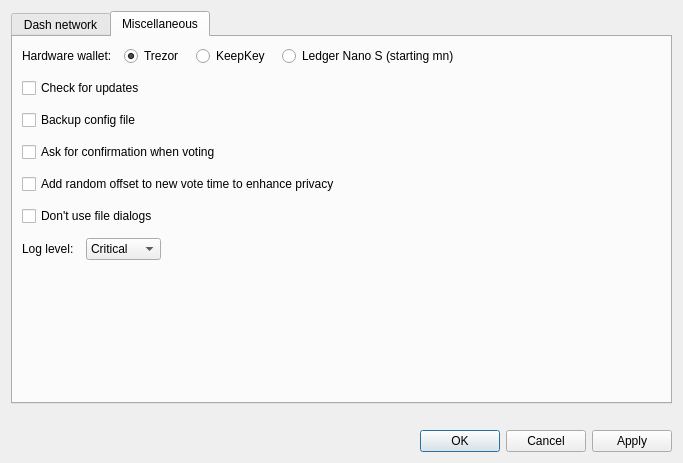
First picture: the form in src/ui/ui_config_dlg.ui, repository Bertrand256/dash-masternode-tool, before the edit.
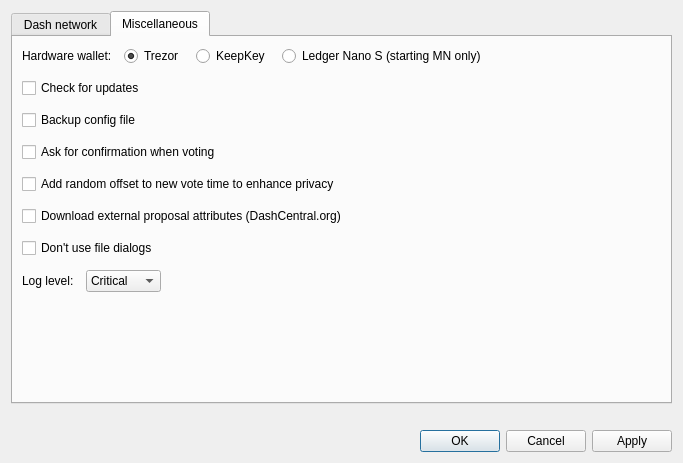
Second picture: the form after the edit. The open tabs and pages were chosen to show the change.

```diff
--- a/src/ui/ui_config_dlg.ui
+++ b/src/ui/ui_config_dlg.ui
@@ -328,7 +328,7 @@
          <item>
           <widget class="QRadioButton" name="chbHwLedgerNanoS">
            <property name="text">
-            <string>Ledger Nano S (starting mn)</string>
+            <string>Ledger Nano S (starting MN only)</string>
            </property>
           </widget>
          </item>
@@ -378,6 +378,13 @@
          </property>
         </widget>
        </item>
+       <item>
+        <widget class="QCheckBox" name="chbDownloadProposalExternalData">
+         <property name="text">
+          <string>Download external proposal attributes (DashCentral.org)</string>
+         </property>
+        </widget>
+       </item>
        <item>
         <widget class="QCheckBox" name="chbDontUseFileDialogs">
          <property name="toolTip">
```
